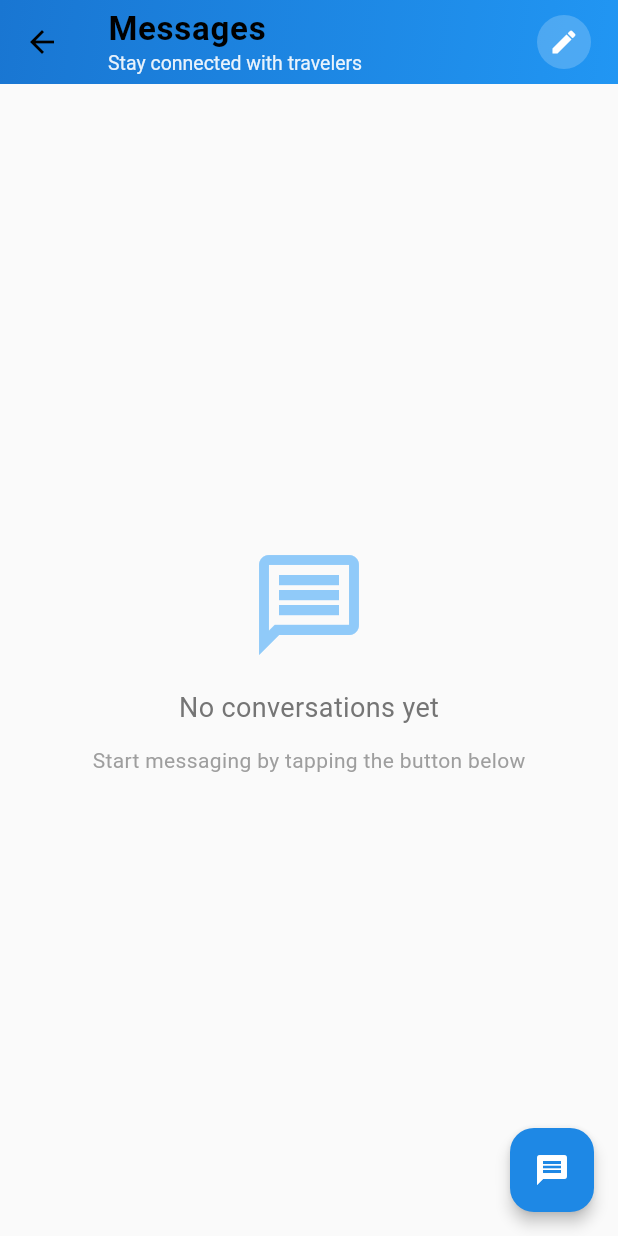
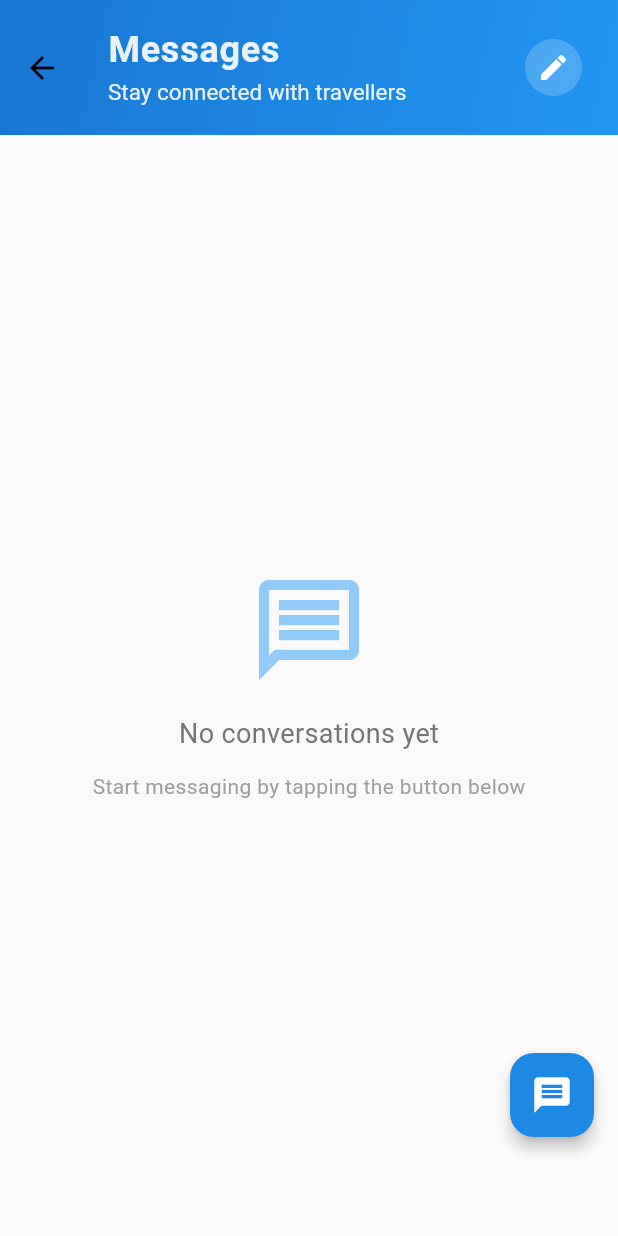
Before and after one commit to radha231/DEP25-G01-NavBharat_RailSangam, a Flutter app: the HomeScreen screen opened directly, on a phone screen of 412 x 824 dp. Run offline on Flutter 3.47's test engine with Material 3 defaults, Android fonts, the phone set to English and light mode, and no system bars; our stand-ins replace audioplayers, cloud_firestore, dropdown_button2, firebase_auth, firebase_core, firebase_database and 6 more; accounts and stored records are empty.

Commit message:
Update chats_page.dart

```diff
--- a/lib/chatting/page/chats_page.dart
+++ b/lib/chatting/page/chats_page.dart
@@ -195,6 +195,7 @@ class _HomeScreenState extends State<HomeScreen> {
     return Scaffold(
         appBar: AppBar(
           elevation: 0,
+          toolbarHeight: 90, // Increased from default
           flexibleSpace: Container(
             decoration: BoxDecoration(
               gradient: LinearGradient(
@@ -206,45 +207,55 @@ class _HomeScreenState extends State<HomeScreen> {
           ),
           title: Column(
             crossAxisAlignment: CrossAxisAlignment.start,
+            mainAxisAlignment: MainAxisAlignment.center,
             children: [
               Text(
                 'Messages',
                 style: TextStyle(
                   fontWeight: FontWeight.bold,
-    fontSize: 22,
+                  fontSize: 24, // Increased from 22
                   letterSpacing: 0.5,
+                  color: Colors.white.withOpacity(0.9),
+                  height: 1.2, // Added line height
                 ),
               ),
+              SizedBox(height: 4), // Added spacing
               Text(
-    'Stay connected with travelers',
+                'Stay connected with travellers',
                 style: TextStyle(
-    fontSize: 13,
+                  fontSize: 15, // Increased from 13
                   fontWeight: FontWeight.w400,
                   color: Colors.white.withOpacity(0.9),
+                  height: 1.3, // Added line height
                 ),
               ),
             ],
           ),
     actions: [
-    IconButton(
+        Padding(
+        padding: EdgeInsets.only(right: 16), // Added padding
+      child: IconButton(
         icon: Container(
           padding: EdgeInsets.all(8),
           decoration: BoxDecoration(
             color: Colors.white.withOpacity(0.2),
             shape: BoxShape.circle,
           ),
-    child: Icon(Icons.edit, size: 20, color: Colors.white),
+          child: Icon(Icons.edit, size: 22, color: Colors.white), // Increased from 20
         ),
         onPressed: _showMessageDialog,
       ),
-    SizedBox(width: 10),
+        )
     ],
     ),
-    floatingActionButton: FloatingActionButton(
+      floatingActionButton: Padding(
+        padding: EdgeInsets.only(bottom: 50), // Added padding to lift it up
+        child: FloatingActionButton(
           onPressed: _showMessageDialog,
           backgroundColor: Colors.blue.shade600,
-    child: Icon(Icons.message, color: Colors.white),
+          child: Icon(Icons.message, color: Colors.white, size: 28), // Increased icon size
           elevation: 4,
+        ),
       ),
     backgroundColor: Colors.grey.shade50,
       body: _currentUserEmail == null
```
Lines whose indentation alone changed are shown as unchanged.
